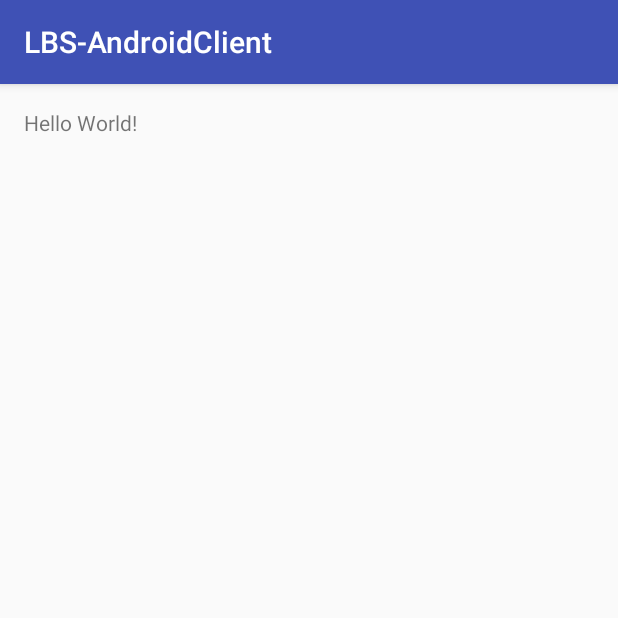
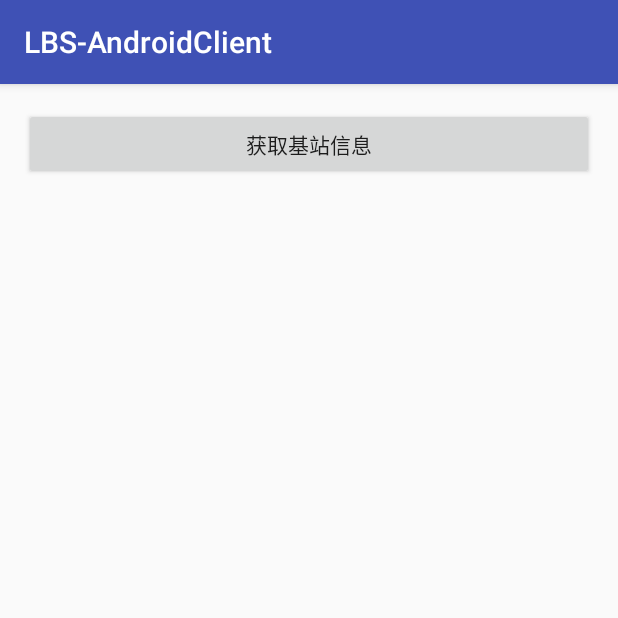
Before and after one commit to GOutPlay/LBS, an Android app: the screen it shows after launch (MainActivity), on a phone screen of 412 x 824 dp, the top half of it. Run offline under Robolectric (Android 15) with nearby library versions, the phone set to English and light mode, and no system bars.

Commit message:
添加权限和地理位置API接口-未测试

```diff
--- a/Client/LBS-AndroidClient/app/build.gradle
+++ b/Client/LBS-AndroidClient/app/build.gradle
@@ -23,4 +23,5 @@ dependencies {
     compile fileTree(dir: 'libs', include: ['*.jar'])
     testCompile 'junit:junit:4.12'
     compile 'com.android.support:appcompat-v7:24.2.0'
+    compile project(path: ':loc_androidsdk')
 }
--- a/Client/LBS-AndroidClient/app/src/main/AndroidManifest.xml
+++ b/Client/LBS-AndroidClient/app/src/main/AndroidManifest.xml
@@ -2,6 +2,7 @@
 <manifest xmlns:android="http://schemas.android.com/apk/res/android"
     package="com.goutplay.lbs_androidclient">
 
+    <uses-permission android:name="android.permission.ACCESS_COARSE_LOCATION"/>
     <application
         android:allowBackup="true"
         android:icon="@mipmap/ic_launcher"
--- a/Client/LBS-AndroidClient/app/src/main/java/com/goutplay/lbs_androidclient/MainActivity.java
+++ b/Client/LBS-AndroidClient/app/src/main/java/com/goutplay/lbs_androidclient/MainActivity.java
@@ -1,13 +1,31 @@
 package com.goutplay.lbs_androidclient;
 
+import android.Manifest;
+import android.content.pm.PackageManager;
+import android.support.v4.app.ActivityCompat;
+import android.support.v4.content.ContextCompat;
 import android.support.v7.app.AppCompatActivity;
 import android.os.Bundle;
+import android.view.View;
+
+import com.goutplay.loc_androidsdk.utils.GSMCellLocationLbs;
 
 public class MainActivity extends AppCompatActivity {
+    private int WRITE_EXTERNAL_STORAGE_REQUEST_CODE = 0;
 
     @Override
     protected void onCreate(Bundle savedInstanceState) {
         super.onCreate(savedInstanceState);
         setContentView(R.layout.activity_main);
+        if (ContextCompat.checkSelfPermission(this, Manifest.permission.WRITE_EXTERNAL_STORAGE)
+                != PackageManager.PERMISSION_GRANTED) {
+            //申请WRITE_EXTERNAL_STORAGE权限
+            ActivityCompat.requestPermissions(this, new String[]{Manifest.permission.WRITE_EXTERNAL_STORAGE},
+                    this.WRITE_EXTERNAL_STORAGE_REQUEST_CODE);
+        }
+    }
+
+    public void getCellInfo(View view) {
+        GSMCellLocationLbs.getCurrentLocation(this);
     }
 }
--- a/Client/LBS-AndroidClient/app/src/main/res/layout/activity_main.xml
+++ b/Client/LBS-AndroidClient/app/src/main/res/layout/activity_main.xml
@@ -9,8 +9,9 @@
     android:paddingTop="@dimen/activity_vertical_margin"
     tools:context="com.goutplay.lbs_androidclient.MainActivity">
 
-    <TextView
-        android:layout_width="wrap_content"
+    <Button
+        android:layout_width="match_parent"
         android:layout_height="wrap_content"
-        android:text="Hello World!" />
+        android:onClick="getCellInfo"
+        android:text="获取基站信息"/>
 </RelativeLayout>
--- a/Client/LBS-AndroidClient/loc_androidsdk/src/main/AndroidManifest.xml
+++ b/Client/LBS-AndroidClient/loc_androidsdk/src/main/AndroidManifest.xml
@@ -1,6 +1,6 @@
 <manifest xmlns:android="http://schemas.android.com/apk/res/android"
     package="com.goutplay.loc_androidsdk">
-
+    <uses-permission android:name="android.permission.ACCESS_COARSE_LOCATION"/>
     <application
         android:allowBackup="true"
         android:label="@string/app_name"
```
Also changed, not shown: Client/LBS-AndroidClient/loc_androidsdk/src/main/java/com/goutplay/loc_androidsdk/utils/GSMCellLocationLbs.java (added, +52 -0 lines), Client/LBS-AndroidClient/loc_androidsdk/src/main/java/com/goutplay/loc_androidsdk/utils/PermissionRequest.java (added, +25 -0 lines).
